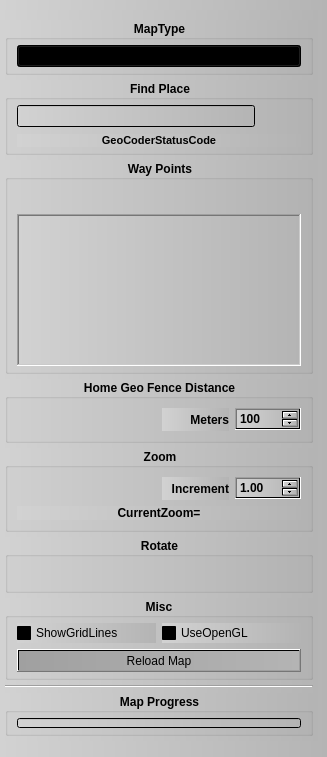
Qt form ground/src/plugins/opmap/opmap_controlpanel.ui (openpilot/OpenPilot) before a commit.
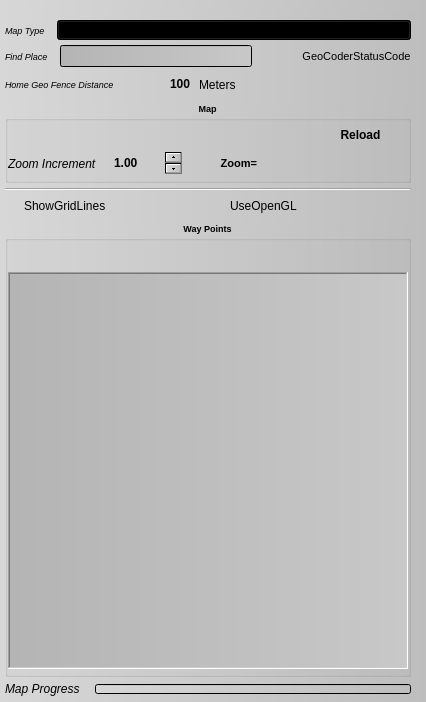
The same form after that commit. Icons and pictures are not drawn.

Commit message: New map plug-in user controls update

Diff of the .ui file:
```diff
--- a/ground/src/plugins/opmap/opmap_controlpanel.ui
+++ b/ground/src/plugins/opmap/opmap_controlpanel.ui
@@ -6,8 +6,8 @@
    <rect>
     <x>0</x>
     <y>0</y>
-    <width>327</width>
-    <height>757</height>
+    <width>426</width>
+    <height>702</height>
    </rect>
   </property>
   <property name="sizePolicy">
@@ -37,15 +37,15 @@
    <string>OPMap Control Panel</string>
   </property>
   <property name="styleSheet">
-   <string notr="true">background-color: qlineargradient(spread:pad, x1:0, y1:0, x2:1, y2:0, stop:0 rgba(210, 210, 210, 255), stop:1 rgba(180, 180, 180, 255));</string>
+   <string notr="true">background-color: qlineargradient(spread:pad, x1:0, y1:0, x2:1, y2:0, stop:0 rgba(215, 215, 215, 255), stop:1 rgba(190, 190, 190, 255));</string>
   </property>
   <widget class="QWidget" name="layoutWidget">
    <property name="geometry">
     <rect>
      <x>0</x>
      <y>10</y>
-     <width>318</width>
-     <height>731</height>
+     <width>416</width>
+     <height>691</height>
     </rect>
    </property>
    <layout class="QVBoxLayout" name="verticalLayout_3">
@@ -68,68 +68,93 @@
      <number>5</number>
     </property>
     <item>
-     <widget class="QGroupBox" name="groupBox_5">
+     <layout class="QHBoxLayout" name="horizontalLayout_8">
+      <item>
+       <widget class="QLabel" name="label_7">
+        <property name="sizePolicy">
+         <sizepolicy hsizetype="Preferred" vsizetype="Preferred">
+          <horstretch>0</horstretch>
+          <verstretch>0</verstretch>
+         </sizepolicy>
+        </property>
       <property name="font">
        <font>
-        <weight>75</weight>
-        <bold>true</bold>
-       </font>
-      </property>
-      <property name="title">
-       <string>MapType</string>
+          <pointsize>7</pointsize>
+          <weight>50</weight>
+          <italic>true</italic>
+          <bold>false</bold>
+         </font>
+        </property>
+        <property name="styleSheet">
+         <string notr="true">background-color: rgba(255, 255, 255, 0);</string>
+        </property>
+        <property name="text">
+         <string>Map Type   </string>
       </property>
       <property name="alignment">
-       <set>Qt::AlignCenter</set>
-      </property>
-      <property name="flat">
-       <bool>true</bool>
-      </property>
-      <layout class="QVBoxLayout" name="verticalLayout_8">
-       <property name="topMargin">
-        <number>5</number>
-       </property>
-       <property name="bottomMargin">
-        <number>5</number>
-       </property>
+         <set>Qt::AlignLeading|Qt::AlignLeft|Qt::AlignVCenter</set>
+        </property>
+       </widget>
+      </item>
        <item>
         <widget class="QComboBox" name="comboBox">
+        <property name="sizePolicy">
+         <sizepolicy hsizetype="Expanding" vsizetype="Fixed">
+          <horstretch>0</horstretch>
+          <verstretch>0</verstretch>
+         </sizepolicy>
+        </property>
          <property name="font">
           <font>
            <weight>50</weight>
            <bold>false</bold>
           </font>
          </property>
+        <property name="layoutDirection">
+         <enum>Qt::LeftToRight</enum>
+        </property>
+        <property name="autoFillBackground">
+         <bool>false</bool>
+        </property>
+        <property name="styleSheet">
+         <string notr="true">background-color: qlineargradient(spread:pad, x1:0, y1:0, x2:1, y2:0, stop:0 rgba(180, 180, 180, 255), stop:1 rgba(200, 200, 200, 255));</string>
+        </property>
+        <property name="frame">
+         <bool>false</bool>
+        </property>
         </widget>
        </item>
       </layout>
-     </widget>
     </item>
-    <item>
-     <widget class="QGroupBox" name="groupBox">
-      <property name="font">
-       <font>
-        <weight>75</weight>
-        <bold>true</bold>
-       </font>
-      </property>
-      <property name="title">
-       <string>Find Place</string>
-      </property>
-      <property name="alignment">
-       <set>Qt::AlignCenter</set>
-      </property>
-      <property name="flat">
-       <bool>true</bool>
-      </property>
-      <layout class="QVBoxLayout" name="verticalLayout_6">
-       <property name="topMargin">
-        <number>5</number>
-       </property>
-       <property name="bottomMargin">
-        <number>5</number>
-       </property>
        <item>
         <layout class="QHBoxLayout" name="horizontalLayout_5">
+      <item>
+       <widget class="QLabel" name="label_3">
+        <property name="sizePolicy">
+         <sizepolicy hsizetype="Preferred" vsizetype="Preferred">
+          <horstretch>0</horstretch>
+          <verstretch>0</verstretch>
+         </sizepolicy>
+        </property>
+        <property name="font">
+         <font>
+          <pointsize>7</pointsize>
+          <weight>50</weight>
+          <italic>true</italic>
+          <bold>false</bold>
+         </font>
+        </property>
+        <property name="styleSheet">
+         <string notr="true">background-color: rgba(255, 255, 255, 0);</string>
+        </property>
+        <property name="text">
+         <string>Find Place   </string>
+        </property>
+        <property name="alignment">
+         <set>Qt::AlignLeading|Qt::AlignLeft|Qt::AlignVCenter</set>
+        </property>
+       </widget>
+      </item>
          <item>
           <widget class="QLineEdit" name="lineEdit">
            <property name="font">
@@ -138,6 +163,9 @@
              <bold>false</bold>
             </font>
            </property>
+        <property name="styleSheet">
+         <string notr="true">background-color: qlineargradient(spread:pad, x1:0, y1:0, x2:1, y2:0, stop:0 rgba(180, 180, 180, 255), stop:1 rgba(200, 200, 200, 255));</string>
+        </property>
           </widget>
          </item>
          <item>
@@ -163,18 +191,19 @@
            </property>
           </widget>
          </item>
-        </layout>
-       </item>
        <item>
         <widget class="QLabel" name="label">
          <property name="font">
           <font>
            <pointsize>8</pointsize>
-           <weight>75</weight>
+          <weight>50</weight>
            <italic>false</italic>
-           <bold>true</bold>
-          </font>
-         </property>
+          <bold>false</bold>
+         </font>
+        </property>
+        <property name="styleSheet">
+         <string notr="true">background-color: rgba(255, 255, 255, 0);</string>
+        </property>
          <property name="text">
           <string>GeoCoderStatusCode</string>
          </property>
@@ -184,183 +213,33 @@
         </widget>
        </item>
       </layout>
-     </widget>
     </item>
-    <item>
-     <widget class="QGroupBox" name="groupBox_6">
-      <property name="font">
-       <font>
-        <weight>75</weight>
-        <bold>true</bold>
-       </font>
-      </property>
-      <property name="title">
-       <string>Way Points</string>
-      </property>
-      <property name="alignment">
-       <set>Qt::AlignCenter</set>
-      </property>
-      <property name="flat">
-       <bool>true</bool>
-      </property>
-      <layout class="QVBoxLayout" name="verticalLayout_9">
-       <property name="topMargin">
-        <number>5</number>
-       </property>
-       <property name="bottomMargin">
-        <number>5</number>
-       </property>
-       <item>
-        <layout class="QHBoxLayout" name="horizontalLayout_6">
-         <item>
-          <widget class="QPushButton" name="pushButtonAddWayPoint">
-           <property name="font">
-            <font>
-             <weight>50</weight>
-             <bold>false</bold>
-            </font>
-           </property>
-           <property name="cursor">
-            <cursorShape>OpenHandCursor</cursorShape>
-           </property>
-           <property name="toolTip">
-            <string>Add a new Way Point</string>
-           </property>
-           <property name="text">
-            <string/>
-           </property>
-           <property name="icon">
-            <iconset resource="../coreplugin/core.qrc">
-             <normaloff>:/core/images/plus.png</normaloff>:/core/images/plus.png</iconset>
-           </property>
-           <property name="flat">
-            <bool>true</bool>
-           </property>
-          </widget>
-         </item>
-         <item>
-          <widget class="QPushButton" name="pushButtonDeleteWayPoint">
-           <property name="font">
-            <font>
-             <weight>50</weight>
-             <bold>false</bold>
-            </font>
-           </property>
-           <property name="cursor">
-            <cursorShape>OpenHandCursor</cursorShape>
-           </property>
-           <property name="toolTip">
-            <string>Delete a Way Point</string>
-           </property>
-           <property name="text">
-            <string/>
-           </property>
-           <property name="icon">
-            <iconset resource="../coreplugin/core.qrc">
-             <normaloff>:/core/images/minus.png</normaloff>:/core/images/minus.png</iconset>
-           </property>
-           <property name="flat">
-            <bool>true</bool>
-           </property>
-          </widget>
-         </item>
-        </layout>
-       </item>
-       <item>
-        <widget class="QListView" name="listViewWayPoints">
-         <property name="font">
-          <font>
-           <weight>50</weight>
-           <bold>false</bold>
-          </font>
-         </property>
-         <property name="frameShape">
-          <enum>QFrame::WinPanel</enum>
-         </property>
-        </widget>
-       </item>
-      </layout>
-     </widget>
-    </item>
-    <item>
-     <widget class="QGroupBox" name="groupBox_7">
-      <property name="font">
-       <font>
-        <weight>75</weight>
-        <bold>true</bold>
-       </font>
-      </property>
-      <property name="title">
-       <string>Home Geo Fence Distance</string>
-      </property>
-      <property name="alignment">
-       <set>Qt::AlignCenter</set>
-      </property>
-      <property name="flat">
-       <bool>true</bool>
-      </property>
-      <layout class="QVBoxLayout" name="verticalLayout_2">
        <item>
         <layout class="QHBoxLayout" name="horizontalLayout_7">
          <item>
-          <widget class="QPushButton" name="pushButtonGeoFenceM">
-           <property name="font">
-            <font>
-             <weight>50</weight>
-             <bold>false</bold>
-            </font>
-           </property>
-           <property name="cursor">
-            <cursorShape>OpenHandCursor</cursorShape>
-           </property>
-           <property name="text">
-            <string/>
-           </property>
-           <property name="icon">
-            <iconset resource="../coreplugin/core.qrc">
-             <normaloff>:/core/images/minus.png</normaloff>:/core/images/minus.png</iconset>
-           </property>
-           <property name="flat">
-            <bool>true</bool>
-           </property>
-          </widget>
-         </item>
-         <item>
-          <widget class="QPushButton" name="pushButtonGeoFenceP">
+       <widget class="QLabel" name="label_13">
+        <property name="sizePolicy">
+         <sizepolicy hsizetype="Preferred" vsizetype="Preferred">
+          <horstretch>0</horstretch>
+          <verstretch>0</verstretch>
+         </sizepolicy>
+        </property>
            <property name="font">
             <font>
+          <pointsize>7</pointsize>
              <weight>50</weight>
+          <italic>true</italic>
              <bold>false</bold>
             </font>
            </property>
-           <property name="cursor">
-            <cursorShape>OpenHandCursor</cursorShape>
+        <property name="styleSheet">
+         <string notr="true">background-color: rgba(255, 255, 255, 0);</string>
            </property>
            <property name="text">
-            <string/>
-           </property>
-           <property name="icon">
-            <iconset resource="../coreplugin/core.qrc">
-             <normaloff>:/core/images/plus.png</normaloff>:/core/images/plus.png</iconset>
-           </property>
-           <property name="flat">
-            <bool>true</bool>
-           </property>
-          </widget>
-         </item>
-         <item>
-          <widget class="QLabel" name="label_6">
-           <property name="font">
-            <font>
-             <weight>75</weight>
-             <bold>true</bold>
-            </font>
-           </property>
-           <property name="text">
-            <string>Meters</string>
+         <string>Home Geo Fence Distance   </string>
            </property>
            <property name="alignment">
-            <set>Qt::AlignRight|Qt::AlignTrailing|Qt::AlignVCenter</set>
+         <set>Qt::AlignLeading|Qt::AlignLeft|Qt::AlignVCenter</set>
            </property>
           </widget>
          </item>
@@ -373,6 +252,15 @@
              <bold>true</bold>
             </font>
            </property>
+        <property name="frame">
+         <bool>false</bool>
+        </property>
+        <property name="alignment">
+         <set>Qt::AlignRight|Qt::AlignTrailing|Qt::AlignVCenter</set>
+        </property>
+        <property name="buttonSymbols">
+         <enum>QAbstractSpinBox::NoButtons</enum>
+        </property>
            <property name="minimum">
             <number>50</number>
            </property>
@@ -387,33 +275,33 @@
            </property>
           </widget>
          </item>
-        </layout>
-       </item>
-      </layout>
-     </widget>
-    </item>
     <item>
-     <widget class="QGroupBox" name="groupBox_3">
+       <widget class="QLabel" name="label_6">
+        <property name="sizePolicy">
+         <sizepolicy hsizetype="Preferred" vsizetype="Preferred">
+          <horstretch>0</horstretch>
+          <verstretch>0</verstretch>
+         </sizepolicy>
+        </property>
       <property name="font">
        <font>
-        <weight>75</weight>
-        <bold>true</bold>
-       </font>
-      </property>
-      <property name="title">
-       <string>Zoom</string>
+          <weight>50</weight>
+          <bold>false</bold>
+         </font>
+        </property>
+        <property name="styleSheet">
+         <string notr="true">background-color: rgba(255, 255, 255, 0);</string>
+        </property>
+        <property name="text">
+         <string>Meters</string>
       </property>
       <property name="alignment">
-       <set>Qt::AlignCenter</set>
-      </property>
-      <property name="flat">
-       <bool>true</bool>
-      </property>
-      <layout class="QVBoxLayout" name="verticalLayout">
+         <set>Qt::AlignLeading|Qt::AlignLeft|Qt::AlignVCenter</set>
+        </property>
+       </widget>
+      </item>
        <item>
-        <layout class="QHBoxLayout" name="horizontalLayout_3">
-         <item>
-          <widget class="QPushButton" name="pushButtonZoomM">
+       <widget class="QPushButton" name="pushButtonGeoFenceM">
            <property name="font">
             <font>
              <weight>50</weight>
@@ -430,13 +318,19 @@
             <iconset resource="../coreplugin/core.qrc">
              <normaloff>:/core/images/minus.png</normaloff>:/core/images/minus.png</iconset>
            </property>
+        <property name="iconSize">
+         <size>
+          <width>12</width>
+          <height>12</height>
+         </size>
+        </property>
            <property name="flat">
             <bool>true</bool>
            </property>
           </widget>
          </item>
          <item>
-          <widget class="QPushButton" name="pushButtonZoomP">
+       <widget class="QPushButton" name="pushButtonGeoFenceP">
            <property name="font">
             <font>
              <weight>50</weight>
@@ -453,80 +347,30 @@
             <iconset resource="../coreplugin/core.qrc">
              <normaloff>:/core/images/plus.png</normaloff>:/core/images/plus.png</iconset>
            </property>
+        <property name="iconSize">
+         <size>
+          <width>12</width>
+          <height>12</height>
+         </size>
+        </property>
            <property name="flat">
             <bool>true</bool>
            </property>
           </widget>
          </item>
-         <item>
-          <widget class="QLabel" name="label_4">
-           <property name="font">
-            <font>
-             <weight>75</weight>
-             <bold>true</bold>
-            </font>
-           </property>
-           <property name="text">
-            <string>Increment</string>
-           </property>
-           <property name="alignment">
-            <set>Qt::AlignRight|Qt::AlignTrailing|Qt::AlignVCenter</set>
-           </property>
-          </widget>
-         </item>
-         <item>
-          <widget class="QDoubleSpinBox" name="doubleSpinBox">
-           <property name="font">
-            <font>
-             <pointsize>9</pointsize>
-             <weight>75</weight>
-             <italic>false</italic>
-             <bold>true</bold>
-            </font>
-           </property>
-           <property name="cursor">
-            <cursorShape>ArrowCursor</cursorShape>
-           </property>
-           <property name="singleStep">
-            <double>0.100000000000000</double>
-           </property>
-           <property name="value">
-            <double>1.000000000000000</double>
-           </property>
-          </widget>
-         </item>
-        </layout>
-       </item>
-       <item>
-        <widget class="QLabel" name="label_5">
-         <property name="font">
-          <font>
-           <pointsize>9</pointsize>
-           <weight>75</weight>
-           <bold>true</bold>
-          </font>
-         </property>
-         <property name="text">
-          <string>CurrentZoom=</string>
-         </property>
-         <property name="alignment">
-          <set>Qt::AlignCenter</set>
-         </property>
-        </widget>
-       </item>
-      </layout>
-     </widget>
+     </layout>
     </item>
     <item>
      <widget class="QGroupBox" name="groupBox_2">
       <property name="font">
        <font>
+        <pointsize>7</pointsize>
         <weight>75</weight>
         <bold>true</bold>
        </font>
       </property>
       <property name="title">
-       <string>Rotate</string>
+       <string>Map</string>
       </property>
       <property name="alignment">
        <set>Qt::AlignCenter</set>
@@ -535,12 +379,22 @@
        <bool>true</bool>
       </property>
       <layout class="QHBoxLayout" name="horizontalLayout">
+       <property name="leftMargin">
+        <number>0</number>
+       </property>
        <property name="topMargin">
         <number>5</number>
        </property>
+       <property name="rightMargin">
+        <number>0</number>
+       </property>
        <property name="bottomMargin">
         <number>5</number>
        </property>
+       <item>
+        <layout class="QVBoxLayout" name="verticalLayout_2">
+         <item>
+          <layout class="QHBoxLayout" name="horizontalLayout_17">
        <item>
         <widget class="QPushButton" name="pushButtonRL">
          <property name="font">
@@ -559,6 +413,12 @@
           <iconset resource="../coreplugin/core.qrc">
            <normaloff>:/core/images/undo.png</normaloff>:/core/images/undo.png</iconset>
          </property>
+             <property name="iconSize">
+              <size>
+               <width>12</width>
+               <height>12</height>
+              </size>
+             </property>
          <property name="flat">
           <bool>true</bool>
          </property>
@@ -582,6 +442,12 @@
           <iconset resource="../coreplugin/core.qrc">
            <normaloff>:/core/images/clear.png</normaloff>:/core/images/clear.png</iconset>
          </property>
+             <property name="iconSize">
+              <size>
+               <width>12</width>
+               <height>12</height>
+              </size>
+             </property>
          <property name="flat">
           <bool>true</bool>
          </property>
@@ -605,39 +471,192 @@
           <iconset resource="../coreplugin/core.qrc">
            <normaloff>:/core/images/redo.png</normaloff>:/core/images/redo.png</iconset>
          </property>
+             <property name="iconSize">
+              <size>
+               <width>12</width>
+               <height>12</height>
+              </size>
+             </property>
          <property name="flat">
           <bool>true</bool>
          </property>
         </widget>
        </item>
-      </layout>
+           <item>
+            <widget class="QPushButton" name="pushButton">
+             <property name="font">
+              <font>
+               <weight>75</weight>
+               <italic>false</italic>
+               <bold>true</bold>
+              </font>
+             </property>
+             <property name="cursor">
+              <cursorShape>OpenHandCursor</cursorShape>
+             </property>
+             <property name="styleSheet">
+              <string notr="true">background-color: qlineargradient(spread:pad, x1:0, y1:0, x2:1, y2:0, stop:0 rgba(160, 160, 160, 255), stop:1 rgba(180, 180, 180, 255));</string>
+             </property>
+             <property name="text">
+              <string>Reload</string>
+             </property>
+             <property name="flat">
+              <bool>true</bool>
+             </property>
+            </widget>
+           </item>
+          </layout>
+         </item>
+         <item>
+          <layout class="QHBoxLayout" name="horizontalLayout_3">
+           <item>
+            <widget class="QLabel" name="label_4">
+             <property name="sizePolicy">
+              <sizepolicy hsizetype="Preferred" vsizetype="Preferred">
+               <horstretch>0</horstretch>
+               <verstretch>0</verstretch>
+              </sizepolicy>
+             </property>
+             <property name="font">
+              <font>
+               <weight>50</weight>
+               <italic>true</italic>
+               <bold>false</bold>
+              </font>
+             </property>
+             <property name="styleSheet">
+              <string notr="true">background-color: rgba(255, 255, 255, 0);</string>
+             </property>
+             <property name="text">
+              <string>Zoom Increment   </string>
+             </property>
+             <property name="alignment">
+              <set>Qt::AlignLeading|Qt::AlignLeft|Qt::AlignVCenter</set>
+             </property>
      </widget>
     </item>
     <item>
-     <widget class="QGroupBox" name="groupBox_4">
+            <widget class="QDoubleSpinBox" name="doubleSpinBox">
       <property name="font">
        <font>
+               <pointsize>9</pointsize>
         <weight>75</weight>
         <italic>false</italic>
         <bold>true</bold>
        </font>
       </property>
-      <property name="title">
-       <string>Misc</string>
-      </property>
+             <property name="cursor">
+              <cursorShape>ArrowCursor</cursorShape>
+             </property>
+             <property name="frame">
+              <bool>false</bool>
+             </property>
       <property name="alignment">
-       <set>Qt::AlignCenter</set>
-      </property>
+              <set>Qt::AlignLeading|Qt::AlignLeft|Qt::AlignVCenter</set>
+             </property>
+             <property name="buttonSymbols">
+              <enum>QAbstractSpinBox::UpDownArrows</enum>
+             </property>
+             <property name="singleStep">
+              <double>0.100000000000000</double>
+             </property>
+             <property name="value">
+              <double>1.000000000000000</double>
+             </property>
+            </widget>
+           </item>
+           <item>
+            <widget class="QLabel" name="label_5">
+             <property name="font">
+              <font>
+               <pointsize>8</pointsize>
+               <weight>75</weight>
+               <bold>true</bold>
+              </font>
+             </property>
+             <property name="styleSheet">
+              <string notr="true">background-color: rgba(255, 255, 255, 0);</string>
+             </property>
+             <property name="text">
+              <string>Zoom=</string>
+             </property>
+             <property name="alignment">
+              <set>Qt::AlignRight|Qt::AlignTrailing|Qt::AlignVCenter</set>
+             </property>
+            </widget>
+           </item>
+           <item>
+            <widget class="QPushButton" name="pushButtonZoomM">
+             <property name="font">
+              <font>
+               <weight>50</weight>
+               <bold>false</bold>
+              </font>
+             </property>
+             <property name="cursor">
+              <cursorShape>OpenHandCursor</cursorShape>
+             </property>
+             <property name="text">
+              <string/>
+             </property>
+             <property name="icon">
+              <iconset resource="../coreplugin/core.qrc">
+               <normaloff>:/core/images/minus.png</normaloff>:/core/images/minus.png</iconset>
+             </property>
+             <property name="iconSize">
+              <size>
+               <width>12</width>
+               <height>12</height>
+              </size>
+             </property>
       <property name="flat">
        <bool>true</bool>
       </property>
-      <layout class="QVBoxLayout" name="verticalLayout_7">
-       <property name="topMargin">
-        <number>5</number>
-       </property>
-       <property name="bottomMargin">
-        <number>5</number>
-       </property>
+            </widget>
+           </item>
+           <item>
+            <widget class="QPushButton" name="pushButtonZoomP">
+             <property name="font">
+              <font>
+               <weight>50</weight>
+               <bold>false</bold>
+              </font>
+             </property>
+             <property name="cursor">
+              <cursorShape>OpenHandCursor</cursorShape>
+             </property>
+             <property name="text">
+              <string/>
+             </property>
+             <property name="icon">
+              <iconset resource="../coreplugin/core.qrc">
+               <normaloff>:/core/images/plus.png</normaloff>:/core/images/plus.png</iconset>
+             </property>
+             <property name="iconSize">
+              <size>
+               <width>12</width>
+               <height>12</height>
+              </size>
+             </property>
+             <property name="flat">
+              <bool>true</bool>
+             </property>
+            </widget>
+           </item>
+          </layout>
+         </item>
+        </layout>
+       </item>
+      </layout>
+     </widget>
+    </item>
+    <item>
+     <widget class="Line" name="line_2">
+      <property name="orientation">
+       <enum>Qt::Horizontal</enum>
+      </property>
+     </widget>
+    </item>
        <item>
         <layout class="QHBoxLayout" name="horizontalLayout_4">
          <item>
@@ -652,6 +671,9 @@
            <property name="cursor">
             <cursorShape>OpenHandCursor</cursorShape>
            </property>
+        <property name="styleSheet">
+         <string notr="true">background-color: rgba(255, 255, 255, 0);</string>
+        </property>
            <property name="text">
             <string>ShowGridLines</string>
            </property>
@@ -672,6 +694,9 @@
            <property name="cursor">
             <cursorShape>OpenHandCursor</cursorShape>
            </property>
+        <property name="styleSheet">
+         <string notr="true">background-color: rgba(255, 255, 255, 0);</string>
+        </property>
            <property name="text">
             <string>UseOpenGL</string>
            </property>
@@ -680,61 +705,16 @@
         </layout>
        </item>
        <item>
-        <widget class="QPushButton" name="pushButton">
+     <widget class="QGroupBox" name="groupBox_6">
          <property name="font">
           <font>
-           <weight>50</weight>
-           <italic>false</italic>
-           <bold>false</bold>
-          </font>
-         </property>
-         <property name="cursor">
-          <cursorShape>OpenHandCursor</cursorShape>
-         </property>
-         <property name="styleSheet">
-          <string notr="true">background-color: qlineargradient(spread:pad, x1:0, y1:0, x2:1, y2:0, stop:0 rgba(160, 160, 160, 255), stop:1 rgba(180, 180, 180, 255));</string>
-         </property>
-         <property name="text">
-          <string>Reload Map</string>
-         </property>
-         <property name="flat">
-          <bool>false</bool>
-         </property>
-        </widget>
-       </item>
-      </layout>
-     </widget>
-    </item>
-    <item>
-     <widget class="Line" name="line">
-      <property name="orientation">
-       <enum>Qt::Horizontal</enum>
-      </property>
-     </widget>
-    </item>
-    <item>
-     <spacer name="verticalSpacer">
-      <property name="orientation">
-       <enum>Qt::Vertical</enum>
-      </property>
-      <property name="sizeHint" stdset="0">
-       <size>
-        <width>20</width>
-        <height>40</height>
-       </size>
-      </property>
-     </spacer>
-    </item>
-    <item>
-     <widget class="QGroupBox" name="groupBox_8">
-      <property name="font">
-       <font>
+        <pointsize>7</pointsize>
         <weight>75</weight>
         <bold>true</bold>
        </font>
       </property>
       <property name="title">
-       <string>Map Progress</string>
+       <string>Way Points</string>
       </property>
       <property name="alignment">
        <set>Qt::AlignCenter</set>
@@ -742,13 +722,134 @@
       <property name="flat">
        <bool>true</bool>
       </property>
-      <layout class="QHBoxLayout" name="horizontalLayout_2">
+      <layout class="QVBoxLayout" name="verticalLayout_9">
+       <property name="leftMargin">
+        <number>0</number>
+       </property>
        <property name="topMargin">
         <number>5</number>
        </property>
+       <property name="rightMargin">
+        <number>0</number>
+       </property>
        <property name="bottomMargin">
         <number>5</number>
        </property>
+       <item>
+        <layout class="QHBoxLayout" name="horizontalLayout_6">
+         <item>
+          <widget class="QPushButton" name="pushButtonAddWayPoint">
+           <property name="font">
+            <font>
+             <weight>50</weight>
+             <bold>false</bold>
+            </font>
+           </property>
+           <property name="cursor">
+            <cursorShape>OpenHandCursor</cursorShape>
+           </property>
+           <property name="toolTip">
+            <string>Add a new Way Point</string>
+           </property>
+           <property name="text">
+            <string/>
+           </property>
+           <property name="icon">
+            <iconset resource="../coreplugin/core.qrc">
+             <normaloff>:/core/images/plus.png</normaloff>:/core/images/plus.png</iconset>
+           </property>
+           <property name="iconSize">
+            <size>
+             <width>12</width>
+             <height>12</height>
+            </size>
+           </property>
+           <property name="flat">
+            <bool>true</bool>
+           </property>
+          </widget>
+         </item>
+         <item>
+          <widget class="QPushButton" name="pushButtonDeleteWayPoint">
+           <property name="font">
+            <font>
+             <weight>50</weight>
+             <bold>false</bold>
+            </font>
+           </property>
+           <property name="cursor">
+            <cursorShape>OpenHandCursor</cursorShape>
+           </property>
+           <property name="toolTip">
+            <string>Delete a Way Point</string>
+           </property>
+           <property name="text">
+            <string/>
+           </property>
+           <property name="icon">
+            <iconset resource="../coreplugin/core.qrc">
+             <normaloff>:/core/images/minus.png</normaloff>:/core/images/minus.png</iconset>
+           </property>
+           <property name="iconSize">
+            <size>
+             <width>12</width>
+             <height>12</height>
+            </size>
+           </property>
+           <property name="flat">
+            <bool>true</bool>
+           </property>
+          </widget>
+         </item>
+        </layout>
+       </item>
+       <item>
+        <widget class="QListView" name="listViewWayPoints">
+         <property name="font">
+          <font>
+           <weight>50</weight>
+           <bold>false</bold>
+          </font>
+         </property>
+         <property name="styleSheet">
+          <string notr="true">background-color: qlineargradient(spread:pad, x1:0, y1:0, x2:1, y2:0, stop:0 rgba(180, 180, 180, 255), stop:1 rgba(200, 200, 200, 255));</string>
+         </property>
+         <property name="frameShape">
+          <enum>QFrame::WinPanel</enum>
+         </property>
+        </widget>
+       </item>
+      </layout>
+     </widget>
+    </item>
+    <item>
+     <layout class="QHBoxLayout" name="horizontalLayout_18">
+      <item>
+       <widget class="QLabel" name="label_14">
+        <property name="sizePolicy">
+         <sizepolicy hsizetype="Preferred" vsizetype="Preferred">
+          <horstretch>0</horstretch>
+          <verstretch>0</verstretch>
+         </sizepolicy>
+        </property>
+        <property name="font">
+         <font>
+          <weight>50</weight>
+          <italic>true</italic>
+          <bold>false</bold>
+         </font>
+        </property>
+        <property name="styleSheet">
+         <string notr="true">background-color: rgba(255, 255, 255, 0);</string>
+        </property>
+        <property name="text">
+         <string>Map Progress   </string>
+        </property>
+        <property name="alignment">
+         <set>Qt::AlignLeading|Qt::AlignLeft|Qt::AlignVCenter</set>
+        </property>
+       </widget>
+      </item>
        <item>
         <widget class="QProgressBar" name="progressBarMap">
          <property name="sizePolicy">
@@ -772,7 +873,6 @@
         </widget>
        </item>
       </layout>
-     </widget>
     </item>
    </layout>
   </widget>
```
Left out of the diff: 9 changed lines with no effect on the pictures. Lines whose indentation alone changed are shown as unchanged. The commit also changes 1 other file.
